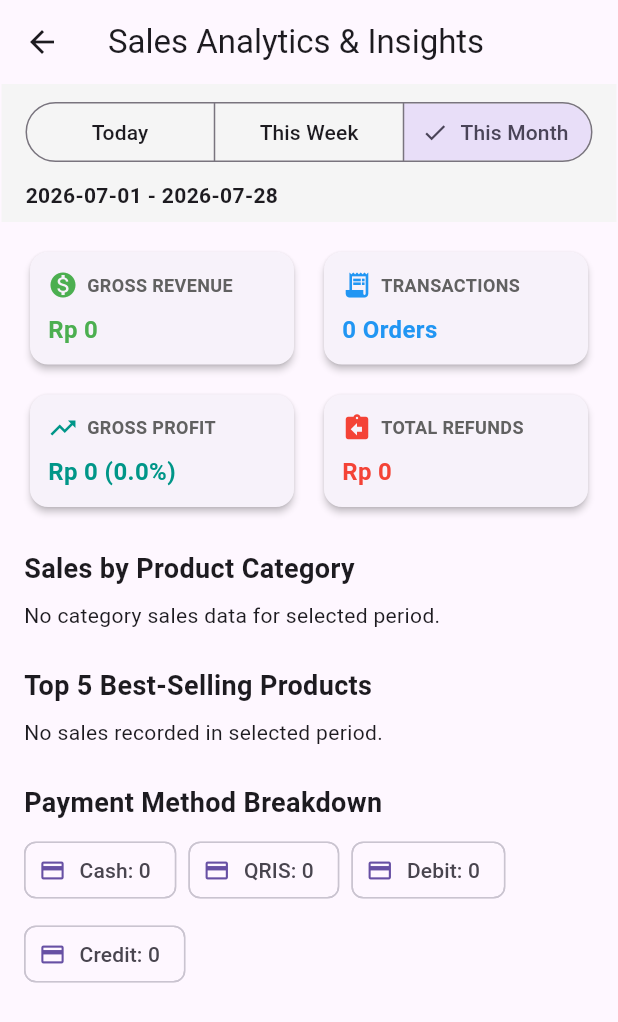
After one commit to programmer-newbie-code/pharmacy-inventory-platform, a Flutter app: the ReportsScreen screen opened directly, after a tap on "Sales Analytics & Executive Insights", on a phone screen of 412 x 824 dp. The commit adds this screen. Shown: the top 1022 px of the screen. Run offline on Flutter 3.47's test engine with Material 3 defaults, Android fonts, the light colour scheme and no system bars; our stand-ins replace csv, drift, flutter_riverpod, google_sign_in, pdf, printing; missing offline and left inert: bcrypt, excel, mobile_scanner; accounts and stored records are empty; generated files the repository leaves out were written again.

Commit message:
feat(analytics): add sales analytics executive dashboard and top products breakdown (#28)

```diff
--- a/lib/features/reports/reports_screen.dart
+++ b/lib/features/reports/reports_screen.dart
@@ -5,6 +5,7 @@ import 'package:intl/intl.dart';
 import '../../core/providers.dart';
 import '../../data/report_repository.dart';
 import '../../l10n/app_localizations.dart';
+import 'sales_analytics_screen.dart';
 
 final salesReportFutureProvider = FutureProvider.autoDispose<SalesSummary>((ref) {
   final now = DateTime.now();
@@ -110,7 +111,22 @@ class _ReportsScreenState extends ConsumerState<ReportsScreen> {
                 ),
               ),
             ),
-            const SizedBox(height: 24),
+            ElevatedButton.icon(
+              key: const Key('navAnalyticsBtn'),
+              style: ElevatedButton.styleFrom(
+                padding: const EdgeInsets.symmetric(vertical: 16),
+                backgroundColor: Colors.indigo,
+                foregroundColor: Colors.white,
+              ),
+              icon: const Icon(Icons.analytics),
+              label: const Text('Sales Analytics & Executive Insights'),
+              onPressed: () {
+                Navigator.of(context).push(
+                  MaterialPageRoute(builder: (_) => const SalesAnalyticsScreen()),
+                );
+              },
+            ),
+            const SizedBox(height: 12),
             ElevatedButton.icon(
               key: const Key('exportExcelBtn'),
               style: ElevatedButton.styleFrom(
--- /dev/null
+++ b/lib/features/reports/sales_analytics_screen.dart
@@ -0,0 +1,370 @@
+import 'package:flutter/material.dart';
+import 'package:flutter_riverpod/flutter_riverpod.dart';
+import '../../core/providers.dart';
+import '../../data/report_repository.dart';
+
+class CategorySalesData {
+  CategorySalesData({required this.category, required this.totalAmount, required this.unitsSold});
+  final String category;
+  final double totalAmount;
+  final int unitsSold;
+}
+
+class TopProductData {
+  TopProductData({required this.productName, required this.unitsSold, required this.revenue});
+  final String productName;
+  final int unitsSold;
+  final double revenue;
+}
+
+final salesAnalyticsFutureProvider = FutureProvider.family.autoDispose<Map<String, dynamic>, DateTimeRange>((ref, range) async {
+  final reportRepo = ref.watch(reportRepositoryProvider);
+  final saleRepo = ref.watch(saleRepositoryProvider);
+  final prodRepo = ref.watch(productRepositoryProvider);
+  final returnRepo = ref.watch(returnRepositoryProvider);
+
+  final summary = await reportRepo.getSalesSummary(startDate: range.start, endDate: range.end);
+  final txns = await saleRepo.listTransactions();
+  final products = await prodRepo.listProducts();
+  final returns = await returnRepo.listReturns();
+
+  final filteredTxns = txns.where((t) => t.createdAt.isAfter(range.start) && t.createdAt.isBefore(range.end)).toList();
+  final filteredReturns = returns.where((r) => r.createdAt.isAfter(range.start) && r.createdAt.isBefore(range.end)).toList();
+
+  double totalRefunds = 0;
+  for (final r in filteredReturns) {
+    totalRefunds += r.refundAmount;
+  }
+
+  // Payment methods breakdown
+  final paymentCounts = <String, int>{'Cash': 0, 'QRIS': 0, 'Debit': 0, 'Credit': 0};
+  for (final t in filteredTxns) {
+    final pm = t.paymentMethod;
+    paymentCounts[pm] = (paymentCounts[pm] ?? 0) + 1;
+  }
+
+  // Product sales and category breakdown
+  final prodSalesMap = <int, int>{}; // prodId -> totalQty
+  final prodRevMap = <int, double>{}; // prodId -> totalRevenue
+
+  for (final t in filteredTxns) {
+    final items = await saleRepo.getSaleItemsForTransaction(t.id);
+    for (final item in items) {
+      prodSalesMap[item.productId] = (prodSalesMap[item.productId] ?? 0) + item.qtySold;
+      prodRevMap[item.productId] = (prodRevMap[item.productId] ?? 0) + item.subtotal;
+    }
+  }
+
+  final prodMap = {for (var p in products) p.id: p};
+  final categoryMap = <String, double>{};
+  final topProducts = <TopProductData>[];
+
+  prodSalesMap.forEach((prodId, qty) {
+    final prod = prodMap[prodId];
+    final name = prod?.name ?? 'Product #$prodId';
+    final rev = prodRevMap[prodId] ?? 0;
+    final cat = prod?.category ?? 'General';
+
+    categoryMap[cat] = (categoryMap[cat] ?? 0) + rev;
+    topProducts.add(TopProductData(productName: name, unitsSold: qty, revenue: rev));
+  });
+
+  topProducts.sort((a, b) => b.revenue.compareTo(a.revenue));
+
+  return {
+    'summary': summary,
+    'totalTxns': filteredTxns.length,
+    'totalRefunds': totalRefunds,
+    'paymentCounts': paymentCounts,
+    'categoryMap': categoryMap,
+    'topProducts': topProducts.take(5).toList(),
+  };
+});
+
+class SalesAnalyticsScreen extends ConsumerStatefulWidget {
+  const SalesAnalyticsScreen({super.key});
+
+  @override
+  ConsumerState<SalesAnalyticsScreen> createState() => _SalesAnalyticsScreenState();
+}
+
+class _SalesAnalyticsScreenState extends ConsumerState<SalesAnalyticsScreen> {
+  late DateTimeRange _dateRange;
+  String _selectedPreset = 'This Month';
+
+  @override
+  void initState() {
+    super.initState();
+    _applyPreset('This Month');
+  }
+
+  void _applyPreset(String preset) {
+    final now = DateTime.now();
+    DateTime start;
+    final end = DateTime(now.year, now.month, now.day, 23, 59, 59);
+
+    if (preset == 'Today') {
+      start = DateTime(now.year, now.month, now.day);
+    } else if (preset == 'This Week') {
+      start = now.subtract(Duration(days: now.weekday - 1));
+      start = DateTime(start.year, start.month, start.day);
+    } else {
+      // This Month
+      start = DateTime(now.year, now.month, 1);
+    }
+
+    setState(() {
+      _selectedPreset = preset;
+      _dateRange = DateTimeRange(start: start, end: end);
+    });
+  }
+
+  @override
+  Widget build(BuildContext context) {
+    final analyticsAsync = ref.watch(salesAnalyticsFutureProvider(_dateRange));
+
+    return Scaffold(
+      appBar: AppBar(
+        title: const Text('Sales Analytics & Insights'),
+      ),
+      body: Column(
+        children: [
+          Container(
+            padding: const EdgeInsets.symmetric(horizontal: 16, vertical: 8),
+            color: Colors.grey.shade100,
+            child: Wrap(
+              alignment: WrapAlignment.spaceBetween,
+              crossAxisAlignment: WrapCrossAlignment.center,
+              spacing: 8,
+              runSpacing: 8,
+              children: [
+                SegmentedButton<String>(
+                  segments: const [
+                    ButtonSegment(value: 'Today', label: Text('Today')),
+                    ButtonSegment(value: 'This Week', label: Text('This Week')),
+                    ButtonSegment(value: 'This Month', label: Text('This Month')),
+                  ],
+                  selected: {_selectedPreset},
+                  onSelectionChanged: (val) => _applyPreset(val.first),
+                ),
+                Text(
+                  '${_dateRange.start.toIso8601String().split('T').first} - ${_dateRange.end.toIso8601String().split('T').first}',
+                  style: const TextStyle(fontWeight: FontWeight.bold),
+                ),
+              ],
+            ),
+          ),
+          Expanded(
+            child: analyticsAsync.when(
+              data: (data) {
+                final summary = data['summary'] as SalesSummary;
+                final totalTxns = data['totalTxns'] as int;
+                final totalRefunds = data['totalRefunds'] as double;
+                final paymentCounts = data['paymentCounts'] as Map<String, int>;
+                final categoryMap = data['categoryMap'] as Map<String, double>;
+                final topProducts = data['topProducts'] as List<TopProductData>;
+
+                final marginPct = summary.totalRevenue > 0
+                    ? (summary.grossProfit / summary.totalRevenue) * 100
+                    : 0.0;
+
+                return SingleChildScrollView(
+                  padding: const EdgeInsets.all(16),
+                  child: Column(
+                    crossAxisAlignment: CrossAxisAlignment.start,
+                    children: [
+                      // Executive Metric Cards
+                      Row(
+                        children: [
+                          Expanded(
+                            child: _MetricCard(
+                              title: 'GROSS REVENUE',
+                              value: 'Rp ${summary.totalRevenue.toStringAsFixed(0)}',
+                              icon: Icons.monetization_on,
+                              color: Colors.green,
+                            ),
+                          ),
+                          const SizedBox(width: 12),
+                          Expanded(
+                            child: _MetricCard(
+                              title: 'TRANSACTIONS',
+                              value: '$totalTxns Orders',
+                              icon: Icons.receipt_long,
+                              color: Colors.blue,
+                            ),
+                          ),
+                        ],
+                      ),
+                      const SizedBox(height: 12),
+                      Row(
+                        children: [
+                          Expanded(
+                            child: _MetricCard(
+                              title: 'GROSS PROFIT',
+                              value: 'Rp ${summary.grossProfit.toStringAsFixed(0)} (${marginPct.toStringAsFixed(1)}%)',
+                              icon: Icons.trending_up,
+                              color: Colors.teal,
+                            ),
+                          ),
+                          const SizedBox(width: 12),
+                          Expanded(
+                            child: _MetricCard(
+                              title: 'TOTAL REFUNDS',
+                              value: 'Rp ${totalRefunds.toStringAsFixed(0)}',
+                              icon: Icons.assignment_return,
+                              color: Colors.red,
+                            ),
+                          ),
+                        ],
+                      ),
+                      const SizedBox(height: 24),
+
+                      // Sales by Category
+                      const Text(
+                        'Sales by Product Category',
+                        style: TextStyle(fontWeight: FontWeight.bold, fontSize: 18),
+                      ),
+                      const SizedBox(height: 8),
+                      if (categoryMap.isEmpty)
+                        const Text('No category sales data for selected period.')
+                      else
+                        ...categoryMap.entries.map((e) {
+                          final pct = summary.totalRevenue > 0 ? (e.value / summary.totalRevenue) : 0.0;
+                          return Padding(
+                            padding: const EdgeInsets.symmetric(vertical: 4.0),
+                            child: Column(
+                              crossAxisAlignment: CrossAxisAlignment.start,
+                              children: [
+                                Row(
+                                  mainAxisAlignment: MainAxisAlignment.spaceBetween,
+                                  children: [
+                                    Text(e.key, style: const TextStyle(fontWeight: FontWeight.w600)),
+                                    Text('Rp ${e.value.toStringAsFixed(0)} (${(pct * 100).toStringAsFixed(1)}%)'),
+                                  ],
+                                ),
+                                const SizedBox(height: 4),
+                                LinearProgressIndicator(
+                                  value: pct,
+                                  minHeight: 8,
+                                  borderRadius: BorderRadius.circular(4),
+                                ),
+                              ],
+                            ),
+                          );
+                        }),
+                      const SizedBox(height: 24),
+
+                      // Top 5 Best-Selling Products Table
+                      const Text(
+                        'Top 5 Best-Selling Products',
+                        style: TextStyle(fontWeight: FontWeight.bold, fontSize: 18),
+                      ),
+                      const SizedBox(height: 8),
+                      if (topProducts.isEmpty)
+                        const Text('No sales recorded in selected period.')
+                      else
+                        Card(
+                          child: SingleChildScrollView(
+                            scrollDirection: Axis.horizontal,
+                            child: DataTable(
+                              columns: const [
+                                DataColumn(label: Text('Product')),
+                                DataColumn(label: Text('Qty Sold')),
+                                DataColumn(label: Text('Revenue')),
+                              ],
+                              rows: topProducts
+                                  .map(
+                                    (p) => DataRow(
+                                      cells: [
+                                        DataCell(Text(p.productName)),
+                                        DataCell(Text('${p.unitsSold}')),
+                                        DataCell(Text('Rp ${p.revenue.toStringAsFixed(0)}')),
+                                      ],
+                                    ),
+                                  )
+                                  .toList(),
+                            ),
+                          ),
+                        ),
+                      const SizedBox(height: 24),
+
+                      // Payment Method Breakdown
+                      const Text(
+                        'Payment Method Breakdown',
+                        style: TextStyle(fontWeight: FontWeight.bold, fontSize: 18),
+                      ),
+                      const SizedBox(height: 8),
+                      Wrap(
+                        spacing: 8,
+                        runSpacing: 8,
+                        children: paymentCounts.entries
+                            .map(
+                              (e) => Chip(
+                                avatar: const Icon(Icons.payment, size: 18),
+                                label: Text('${e.key}: ${e.value}'),
+                              ),
+                            )
+                            .toList(),
+                      ),
+                    ],
+                  ),
+                );
+              },
+              loading: () => const Center(child: CircularProgressIndicator()),
+              error: (err, _) => Center(child: Text('Error loading analytics: $err')),
+            ),
+          ),
+        ],
+      ),
+    );
+  }
+}
+
+class _MetricCard extends StatelessWidget {
+  const _MetricCard({
+    required this.title,
+    required this.value,
+    required this.icon,
+    required this.color,
+  });
+
+  final String title;
+  final String value;
+  final IconData icon;
+  final Color color;
+
+  @override
+  Widget build(BuildContext context) {
+    return Card(
+      elevation: 2,
+      child: Padding(
+        padding: const EdgeInsets.all(12.0),
+        child: Column(
+          crossAxisAlignment: CrossAxisAlignment.start,
+          children: [
+            FittedBox(
+              fit: BoxFit.scaleDown,
+              alignment: Alignment.centerLeft,
+              child: Row(
+                children: [
+                  Icon(icon, color: color, size: 20),
+                  const SizedBox(width: 6),
+                  Text(title, style: TextStyle(fontSize: 12, fontWeight: FontWeight.bold, color: Colors.grey.shade700)),
+                ],
+              ),
+            ),
+            const SizedBox(height: 8),
+            FittedBox(
+              fit: BoxFit.scaleDown,
+              alignment: Alignment.centerLeft,
+              child: Text(
+                value,
+                style: TextStyle(fontSize: 16, fontWeight: FontWeight.bold, color: color),
+              ),
+            ),
+          ],
+        ),
+      ),
+    );
+  }
+}
```
Also changed, not shown: 1 other file.
